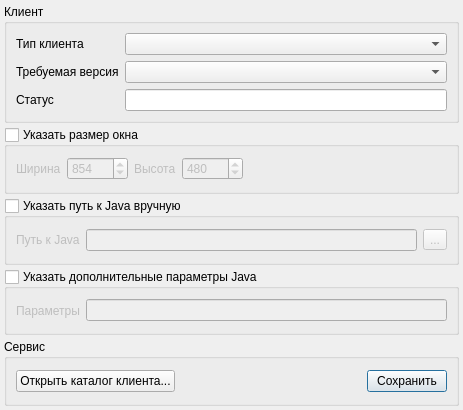
First picture: the form in settingsdialog.ui, repository dngulin/ttyhlauncher, before the edit.
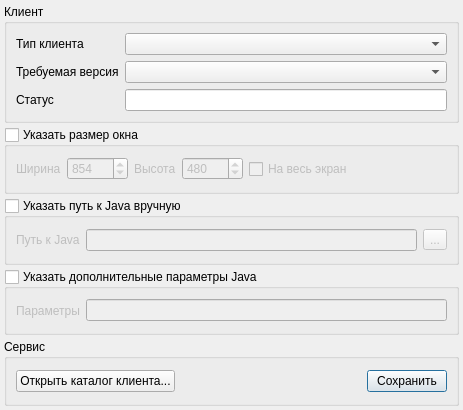
Second picture: the form after the edit. Icons and pictures are not drawn.

Commit message: Implement fullscreen option

What changed in the file:
```diff
--- a/settingsdialog.ui
+++ b/settingsdialog.ui
@@ -131,6 +131,13 @@
         </property>
        </widget>
       </item>
+      <item>
+       <widget class="QCheckBox" name="fullscreenCheckbox">
+        <property name="text">
+         <string>На весь экран</string>
+        </property>
+       </widget>
+      </item>
       <item>
        <spacer name="shspc">
         <property name="orientation">
```
Left out of the diff: 2 changed lines with no effect on the pictures. The commit also changes 5 other files.
